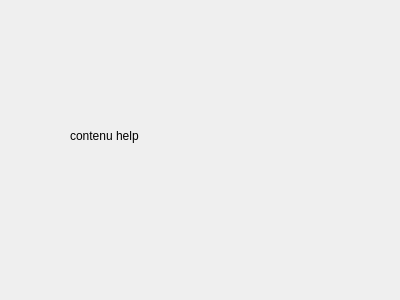
Qt form fievreCourbe/dialog_help.ui (rollandguillaume/fievreCourbe) before a commit.
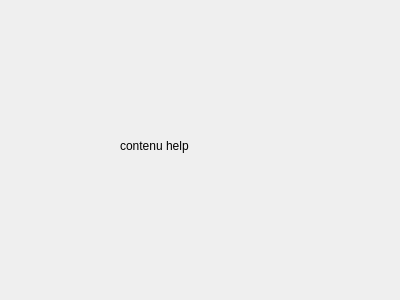
The same form after that commit.

Patch:
```diff
--- a/fievreCourbe/dialog_help.ui
+++ b/fievreCourbe/dialog_help.ui
@@ -22,8 +22,8 @@
   <widget class="QLabel" name="label_contenuHelp">
    <property name="geometry">
     <rect>
-     <x>70</x>
-     <y>70</y>
+     <x>120</x>
+     <y>80</y>
      <width>151</width>
      <height>131</height>
     </rect>
```
Left out of the diff: 2 changed lines with no effect on the pictures.
